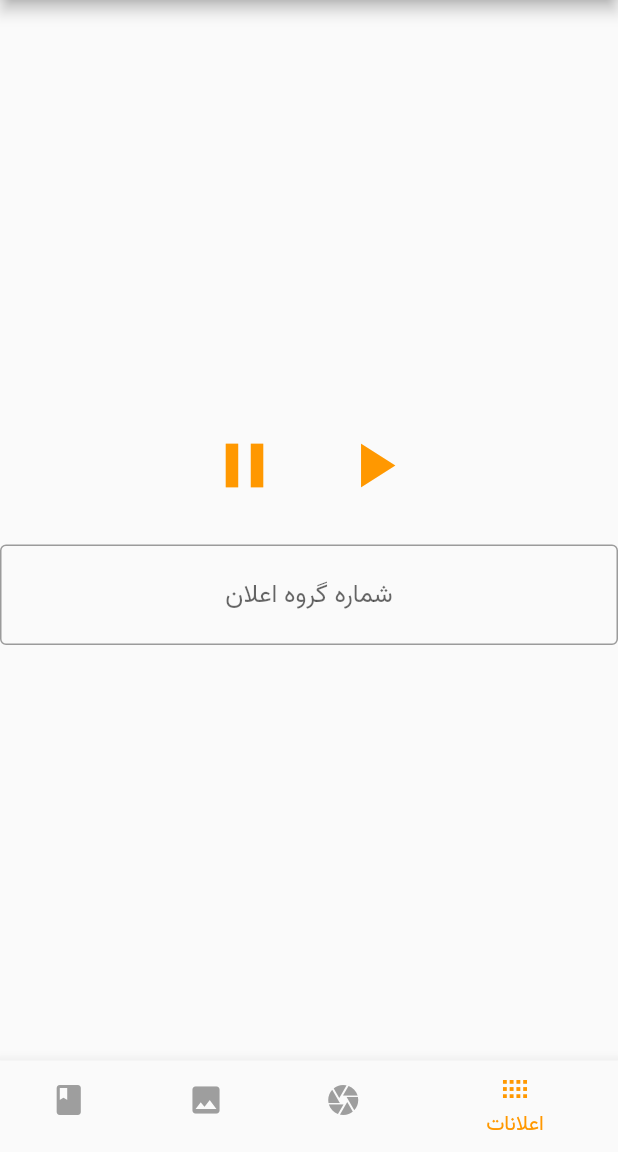
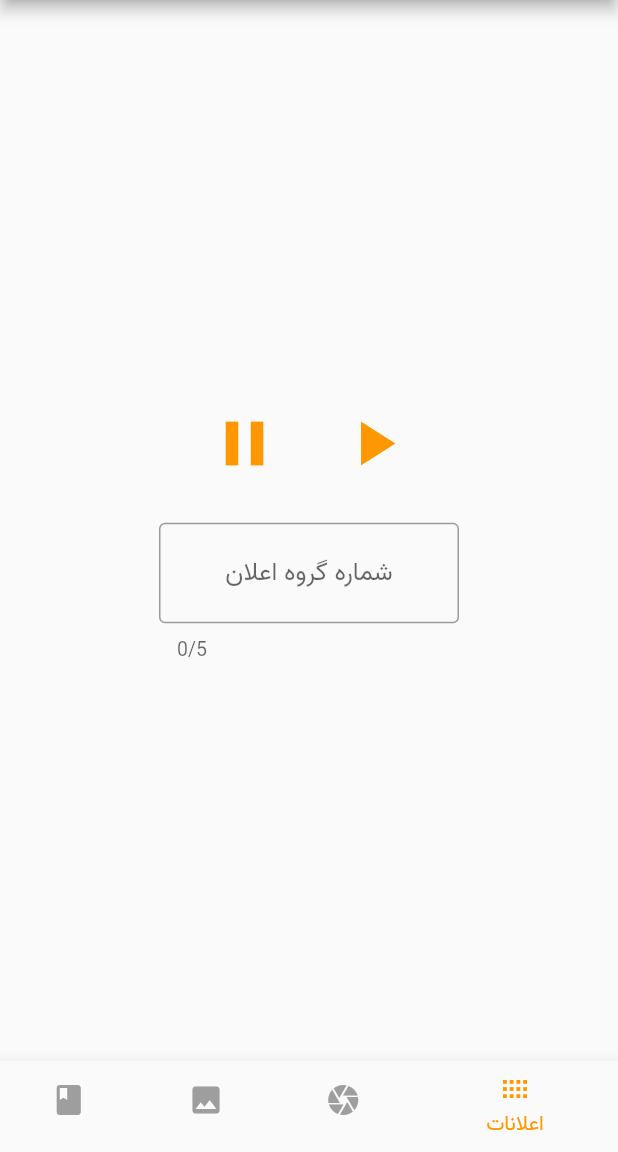
Before and after one commit to HamidRezaAshkiyan/hafez_controller, a Flutter app: the screen it shows after launch, on a phone screen of 412 x 824 dp, the part 84-1236 px from its top. Run offline on Flutter 3.47's test engine with Material 2 defaults, Android fonts, the phone set to English and light mode, and no system bars.

Commit message:
textbox now only get numbers and width is limited to 200.

```diff
--- a/lib/pages/home.dart
+++ b/lib/pages/home.dart
@@ -1,5 +1,6 @@
 
 import 'package:flutter/material.dart';
+import 'package:flutter/services.dart';
 
 class Home extends StatefulWidget {
   @override
@@ -12,7 +13,6 @@ class _HomeState extends State<Home> {
     return Scaffold(
       drawer: SideDrawer(),
       appBar: AppBar(
-        // backgroundColor: Colors.orange,
         centerTitle: true,
         title: Text(
           'کنترل حافظ',
@@ -43,6 +43,7 @@ class _HomeState extends State<Home> {
         ],
       ),
       body: Container(
+
         child: Center(
             child: Column(
               mainAxisAlignment: MainAxisAlignment.center,
@@ -67,30 +68,22 @@ class _HomeState extends State<Home> {
                         color: Colors.orange,
                       ),
                     ),
-                    // SizedBox(width: 20,),
-                    // TextField(
-                    //   decoration: InputDecoration(
-                    //       border: OutlineInputBorder(),
-                    //       hintText: 'Enter a search term'
-                    //   ),
-                    // ),
                   ],
-                  // child: IconButton(
-                  //   onPressed: () {},
-                  //   icon: Icon(
-                  //     Icons.play_arrow,
-                  //     color: Colors.orange,
-                  //     size: 50.0,
-                  //   ),
-                  // ),
                 ),
                 SizedBox(height: 20,),
                 Center(
-                  child: TextField(
-                    textAlign: TextAlign.center,
-                    decoration: InputDecoration(
-                        border: OutlineInputBorder(),
-                        hintText: 'شماره گروه اعلان',
+                  child: Container(
+                    width: 200,
+                    child: TextField(
+                      maxLength: 5,
+                      inputFormatters: [
+                        FilteringTextInputFormatter.digitsOnly,
+                      ],
+                      textAlign: TextAlign.center,
+                      decoration: InputDecoration(
+                          border: OutlineInputBorder(),
+                          hintText: 'شماره گروه اعلان',
+                      ),
                     ),
                   ),
                 )
```
